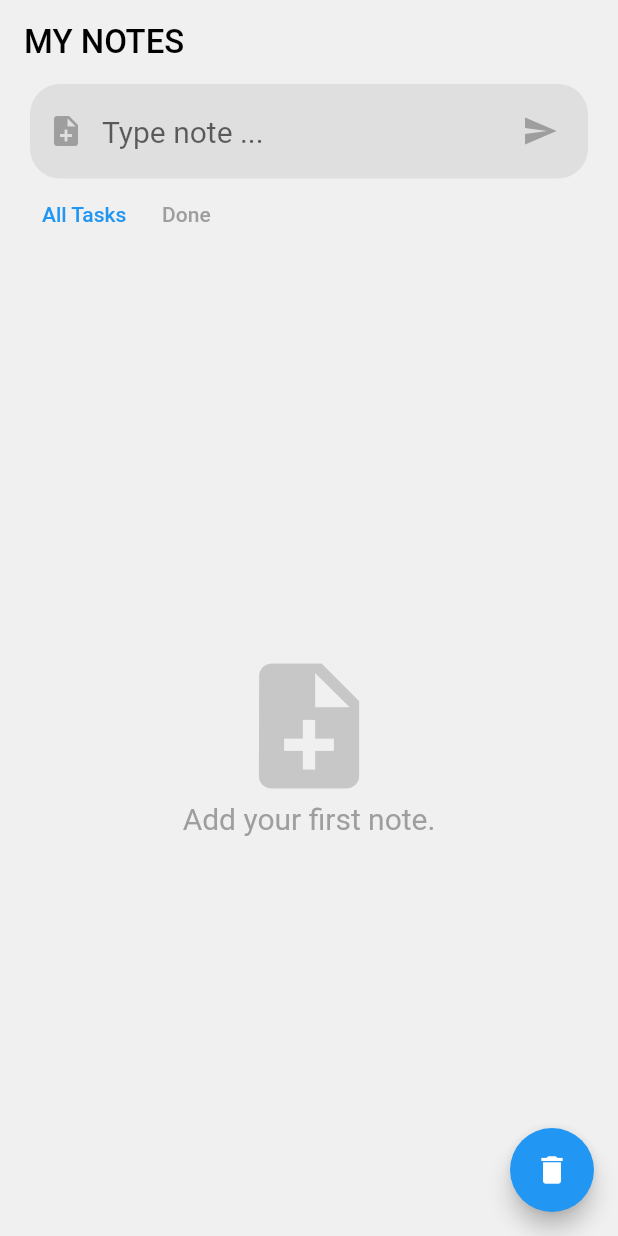
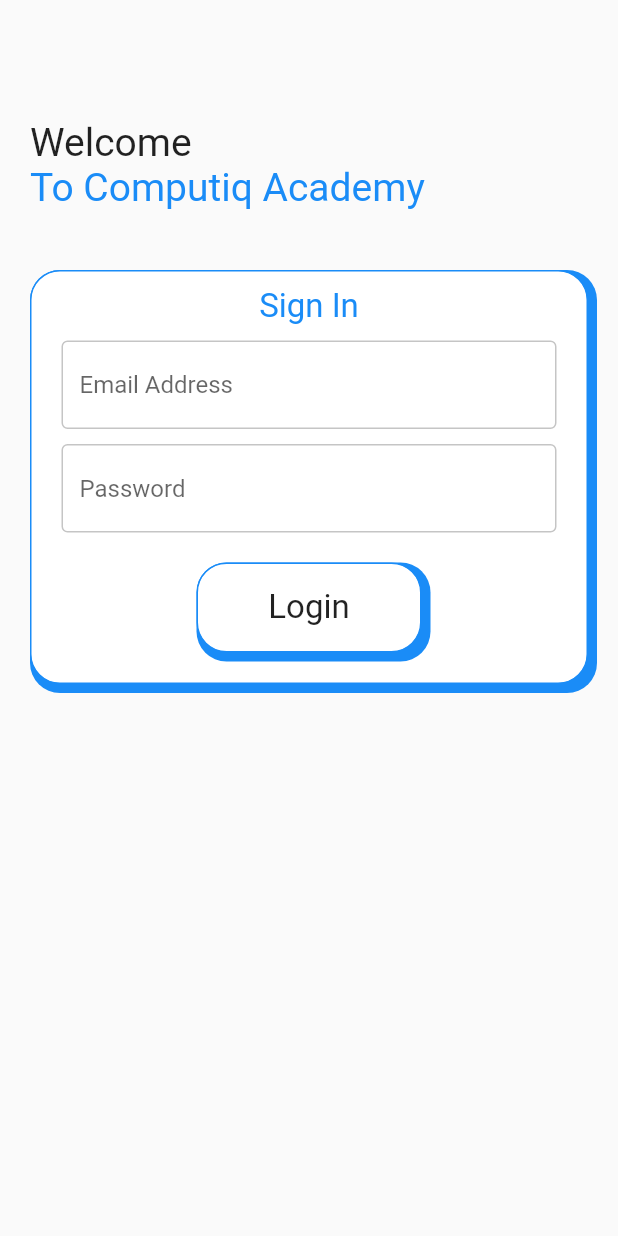
Before and after one commit to karrarfalih/unicoding, a Flutter app: the screen it shows after launch, on a phone screen of 412 x 824 dp. Run offline on Flutter 3.47's test engine with Material 2 defaults, Android fonts, the phone set to English and light mode, and no system bars; our stand-ins replace dio, get, google_fonts; Roboto replaces fonts that are missing (Cairo).

Commit message:
week 7 day 2

```diff
--- /dev/null
+++ b/lib/common/bordered_container.dart
@@ -0,0 +1,34 @@
+import 'package:flutter/material.dart';
+import 'package:unicoding/utilz/theme.dart';
+
+class BorderedContainer extends StatelessWidget {
+  const BorderedContainer({
+    Key? key,
+    required this.child,
+    this.thickness = 3
+  }) : super(key: key);
+  final Widget child;
+  final double thickness;
+
+  @override
+  Widget build(BuildContext context) {
+    return Container(
+      padding: EdgeInsets.symmetric(vertical: 10, horizontal: 20),
+      width: double.maxFinite,
+      alignment: Alignment.center,
+      decoration: BoxDecoration(
+          color: Colors.white,
+          borderRadius: BorderRadius.circular(20),
+          border: Border.all(color: AppTheme.mainColor),
+          boxShadow: [
+            BoxShadow(
+                color: AppTheme.mainColor,
+                spreadRadius: thickness,
+                offset: Offset(thickness, thickness)
+            )
+          ]
+      ),
+      child: child,
+    );
+  }
+}
--- a/lib/main.dart
+++ b/lib/main.dart
@@ -3,6 +3,7 @@
 import 'package:flutter/services.dart';
 import 'package:unicoding/view/home/home.dart';
 import 'package:get/get.dart';
+import 'package:unicoding/view/login/login.dart';
 
 void main() {
   runApp(const MyApp());
@@ -19,7 +20,7 @@
       theme: ThemeData(
         primaryColor: const Color(0xff08df78)
       ),
-      home: const HomePage(),
+      home: const LoginScreen(),
     );
   }
 }
--- /dev/null
+++ b/lib/models/account/model.dart
@@ -0,0 +1,16 @@
+class Account{
+  final int id;
+  final String name;
+  final String email;
+  final String token;
+
+  Account({
+    required this.id,
+    required this.name,
+    required this.email,
+    required this.token
+  });
+
+  static late Account current;
+
+}
--- /dev/null
+++ b/lib/services/auth_service/auth.dart
@@ -0,0 +1,46 @@
+import 'dart:convert';
+import 'dart:math';
+
+import 'package:dio/dio.dart';
+import 'package:flutter/material.dart';
+import 'package:unicoding/models/account/model.dart';
+import 'package:get/get.dart' hide Response;
+import 'package:unicoding/view/home/home.dart';
+import 'package:unicoding/view/login/login.dart';
+
+class AuthService{
+  static RxBool isBusy = false.obs;
+
+  static signIn({required String email, required String password}) async {
+    isBusy.value = true;
+    FocusScope.of(Get.context!).unfocus();
+    try{
+
+      Response res = await Dio().post(
+        'http://restapi.adequateshop.com/api/authaccount/login',
+        data: jsonEncode({
+          "email": email,
+          "password": password
+        }),
+      );
+
+      Map data = res.data['data'];
+
+      Account.current = Account(
+          id: data["Id"],
+          name: data['Name'],
+          email: data['Email'],
+          token: data['Token']
+      );
+      Get.offAll(HomePage());
+    }
+    catch (e){
+      Get.showSnackbar(GetSnackBar(title: 'error', message: e.toString().substring(0, min(30, e.toString().length)), duration: Duration(seconds: 3),));
+    }
+    isBusy.value = false;
+  }
+
+  static signOut(){
+    Get.offAll(LoginScreen());
+  }
+}
--- /dev/null
+++ b/lib/utilz/theme.dart
@@ -0,0 +1,6 @@
+import 'package:flutter/material.dart';
+
+abstract class AppTheme{
+  static const Color mainColor = Color(0xff1A8CF7);
+  static const Color titleColor = Colors.black87;
+}
--- a/lib/view/home/card.dart
+++ b/lib/view/home/card.dart
@@ -1,6 +1,6 @@
 
 import 'package:flutter/material.dart';
-import 'package:unicoding/model.dart';
+import 'package:unicoding/models/note/model.dart';
 import 'package:get/get.dart';
 import 'package:unicoding/view/home/card_preview.dart';
 import 'package:unicoding/view/note_page/main.dart';
--- a/lib/view/home/home.dart
+++ b/lib/view/home/home.dart
@@ -1,6 +1,8 @@
 import 'package:flutter/material.dart';
 import 'package:flutter/services.dart';
-import 'package:unicoding/model.dart';
+import 'package:unicoding/models/account/model.dart';
+import 'package:unicoding/models/note/model.dart';
+import 'package:unicoding/services/auth_service/auth.dart';
 import 'package:unicoding/view/home/list.dart';
 import 'package:unicoding/view/home/navaigation_buttons.dart';
 import 'package:unicoding/view/home/text_field.dart';
@@ -15,19 +17,25 @@
 }
 
 class _HomePageState extends State<HomePage> {
+
   final TextEditingController myController = TextEditingController();
 
   @override
   Widget build(BuildContext context) {
     return Scaffold(
       appBar: AppBar(
-        title: Text('My Notes'.toUpperCase(), style: TextStyle(color: Colors.black, fontSize: 22),),
+        title: Text('Hello ${Account.current.name}', style: TextStyle(color: Colors.black, fontSize: 22),),
         systemOverlayStyle: const SystemUiOverlayStyle(
             statusBarColor: Colors.transparent,
             statusBarIconBrightness: Brightness.dark
         ),
         backgroundColor: const Color(0xfff0f0f0),
         elevation: 0,
+        actions: [
+          TextButton(
+              onPressed: AuthService.signOut,
+              child: Icon(Icons.logout))
+        ],
       ),
       backgroundColor: const Color(0xfff0f0f0),
       body: Container(
--- a/lib/view/home/list.dart
+++ b/lib/view/home/list.dart
@@ -1,7 +1,7 @@
 
 import 'package:flutter/material.dart';
 import 'package:get/get.dart';
-import 'package:unicoding/model.dart';
+import 'package:unicoding/models/note/model.dart';
 import 'package:unicoding/view/home/card.dart';
 
 
--- a/lib/view/home/text_field.dart
+++ b/lib/view/home/text_field.dart
@@ -1,6 +1,6 @@
 
 import 'package:flutter/material.dart';
-import 'package:unicoding/model.dart';
+import 'package:unicoding/models/note/model.dart';
 import 'package:get/get.dart';
 
 class MyInputField extends StatelessWidget {
--- /dev/null
+++ b/lib/view/login/login.dart
@@ -0,0 +1,25 @@
+import 'package:flutter/material.dart';
+import 'package:unicoding/view/login/login_card.dart';
+import 'package:unicoding/view/login/title.dart';
+
+class LoginScreen extends StatelessWidget {
+  const LoginScreen({Key? key}) : super(key: key);
+
+  @override
+  Widget build(BuildContext context) {
+    return Scaffold(
+      body: SafeArea(
+        child: Padding(
+            padding: EdgeInsets.symmetric(vertical: 80, horizontal: 20),
+          child: ListView(
+            children: [
+              LoginTitle(),
+              SizedBox(height: 40,),
+              LoginCard(),
+            ],
+          ),
+        ),
+      ),
+    );
+  }
+}
--- /dev/null
+++ b/lib/view/login/login_card.dart
@@ -0,0 +1,70 @@
+import 'package:flutter/material.dart';
+import 'package:google_fonts/google_fonts.dart';
+import 'package:unicoding/common/bordered_container.dart';
+import 'package:unicoding/services/auth_service/auth.dart';
+import 'package:unicoding/utilz/theme.dart';
+import 'package:unicoding/view/home/home.dart';
+import 'package:unicoding/view/login/text_field.dart';
+
+import '../../models/account/model.dart';
+import 'package:get/get.dart';
+
+class LoginCard extends StatefulWidget {
+  const LoginCard({Key? key}) : super(key: key);
+
+  @override
+  State<LoginCard> createState() => _LoginCardState();
+}
+
+class _LoginCardState extends State<LoginCard> {
+
+  final TextEditingController email = TextEditingController();
+  final TextEditingController password = TextEditingController();
+
+  @override
+  void dispose() {
+    email.dispose();
+    password.dispose();
+    super.dispose();
+  }
+
+  submit(){
+    AuthService.signIn(email: email.text, password: password.text);
+  }
+
+  @override
+  Widget build(BuildContext context) {
+    return BorderedContainer(
+        child: Column(
+          children: [
+            Text('Sign In', style: GoogleFonts.cairo(fontSize: 22, color: AppTheme.mainColor),),
+            MyTextField(hint: 'Email Address', controller: email, ),
+            MyTextField(hint: 'Password', controller: password, isSecure: true),
+            Padding(
+              padding: const EdgeInsets.only(top: 20, bottom: 10),
+              child: Center(
+                child: GestureDetector(
+                    onTap: submit,
+                    child: SizedBox(
+                      width: 150,
+                      height: 60,
+                      child: Obx( () {
+                          return BorderedContainer(
+                              child: AuthService.isBusy.value ? CircularProgressIndicator() : Text('Login', style: GoogleFonts.cairo(fontSize: 22, color: AppTheme.titleColor))
+                          );
+                        }
+                      ),
+                    )
+                ),
+              ),
+            )
+          ],
+        )
+    );
+  }
+}
+
+
+// class AuthRepo{
+//   String email =
+// }
--- /dev/null
+++ b/lib/view/login/text_field.dart
@@ -0,0 +1,38 @@
+import 'package:flutter/material.dart';
+import 'package:unicoding/utilz/theme.dart';
+
+class MyTextField extends StatelessWidget {
+  const MyTextField({Key? key, required this.hint, required this.controller, this.isSecure = false}) : super(key: key);
+  final  String hint;
+  final bool isSecure;
+
+
+  final TextEditingController controller;
+
+  @override
+  Widget build(BuildContext context) {
+
+    return Padding(
+      padding: const EdgeInsets.only(top: 10),
+      child: TextField(
+        controller: controller,
+        obscureText: isSecure,
+        textInputAction: TextInputAction.next,
+        decoration: InputDecoration(
+          hintText: hint,
+
+          border: border(Colors.grey.withOpacity(0.6)),
+          enabledBorder: border(Colors.grey.withOpacity(0.6)),
+          focusedBorder: border(AppTheme.mainColor),
+          errorBorder: border(Colors.red),
+        ),
+      ),
+    );
+  }
+}
+
+
+InputBorder border(Color color) => OutlineInputBorder(
+  borderRadius: BorderRadius.circular(4),
+  borderSide: BorderSide(color: color, width: 1)
+);
--- /dev/null
+++ b/lib/view/login/title.dart
@@ -0,0 +1,26 @@
+import 'dart:ui';
+
+import 'package:flutter/material.dart';
+import 'package:google_fonts/google_fonts.dart';
+import 'package:unicoding/utilz/theme.dart';
+
+class LoginTitle extends StatelessWidget {
+  const LoginTitle({Key? key}) : super(key: key);
+
+  @override
+  Widget build(BuildContext context) {
+    return Column(
+      crossAxisAlignment: CrossAxisAlignment.start,
+      children: [
+        Text(
+          'Welcome',
+          style: GoogleFonts.cairo(fontSize: 26, color: AppTheme.titleColor),),
+        Text(
+            'To Computiq Academy',
+        style: GoogleFonts.cairo(fontSize: 26, color: AppTheme.mainColor
+        ),
+        )
+      ],
+    );
+  }
+}
--- a/lib/view/note_page/main.dart
+++ b/lib/view/note_page/main.dart
@@ -1,6 +1,6 @@
 import 'package:flutter/material.dart';
 import 'package:flutter/services.dart';
-import 'package:unicoding/model.dart';
+import 'package:unicoding/models/note/model.dart';
 import 'package:get/get.dart';
 import 'package:intl/intl.dart';
 
--- a/pubspec.yaml
+++ b/pubspec.yaml
@@ -12,8 +12,9 @@
   flutter:
     sdk: flutter
   cupertino_icons: ^1.0.2
-  auto_size_text: ^3.0.0
   intl: ^0.17.0
+  google_fonts: ^3.0.1
+  dio: ^4.0.6
 
 dev_dependencies:
   flutter_test:
```
Also changed, not shown: lib/models/note/model.dart (renamed from lib/model.dart), lib/view/login/signup.dart (added), pubspec.lock.
